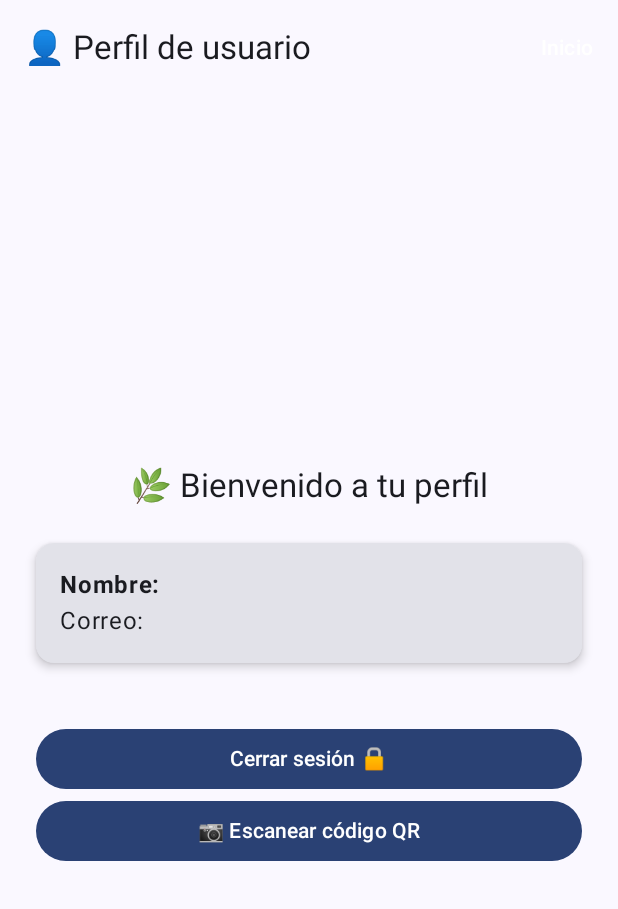
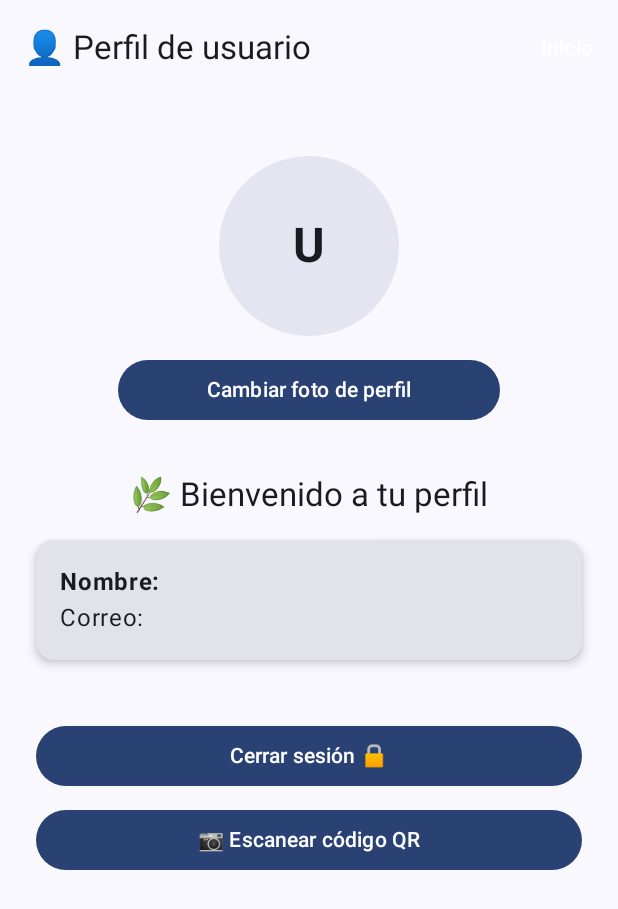
Before and after one commit to eduvidal777/camarafinalAPPmobiles, an Android app built with Jetpack Compose: the PerfilScreen screen opened through its navigation route, on a phone screen of 412 x 824 dp. Shown: the top 909 px of the screen. Run offline under Robolectric (Android 15) with nearby library versions, the phone set to English and light mode, and no system bars; our stand-ins replace Room's generated code.

Commit message:
con camara de user

```diff
--- a/app/src/main/java/com/example/huertoavance8/ui/screens/perfil/PerfilScreen.kt
+++ b/app/src/main/java/com/example/huertoavance8/ui/screens/perfil/PerfilScreen.kt
@@ -1,14 +1,21 @@
 package com.example.huertoavance8.ui.screens.perfil
 
+import androidx.activity.compose.rememberLauncherForActivityResult
+import androidx.activity.result.contract.ActivityResultContracts
+import androidx.compose.foundation.background
 import androidx.compose.foundation.layout.*
+import androidx.compose.foundation.shape.CircleShape
 import androidx.compose.material3.*
 import androidx.compose.runtime.*
+import androidx.compose.runtime.saveable.rememberSaveable
 import androidx.compose.ui.Alignment
 import androidx.compose.ui.Modifier
+import androidx.compose.ui.draw.clip
 import androidx.compose.ui.platform.LocalContext
 import androidx.compose.ui.text.font.FontWeight
 import androidx.compose.ui.unit.dp
 import androidx.navigation.NavController
+import coil.compose.AsyncImage
 import com.example.huertoavance8.data.repository.UsuarioRepository
 import kotlinx.coroutines.launch
 
@@ -23,13 +30,24 @@ fun PerfilScreen(navController: NavController) {
     var usuarioNombre by remember { mutableStateOf("") }
     var usuarioCorreo by remember { mutableStateOf("") }
 
+    // 🔹 Foto de perfil SOLO en memoria (no se guarda en Room)
+    var fotoUri by rememberSaveable { mutableStateOf<String?>(null) }
+
+    // Launcher para abrir la galería
+    val launcher = rememberLauncherForActivityResult(
+        contract = ActivityResultContracts.GetContent()
+    ) { uri ->
+        fotoUri = uri?.toString()   // guardamos el string del Uri en memoria
+    }
+
     // Cargar usuario desde la BD (el primero encontrado)
     LaunchedEffect(Unit) {
         scope.launch {
             val usuarios = repository.getAll()
             if (usuarios.isNotEmpty()) {
-                usuarioNombre = usuarios.last().nombre   // último usuario registrado
-                usuarioCorreo = usuarios.last().correo
+                val ultimo = usuarios.last()       // último usuario registrado
+                usuarioNombre = ultimo.nombre
+                usuarioCorreo = ultimo.correo
             }
         }
     }
@@ -52,10 +70,52 @@ fun PerfilScreen(navController: NavController) {
                 .padding(padding)
                 .padding(24.dp),
             horizontalAlignment = Alignment.CenterHorizontally,
-            verticalArrangement = Arrangement.Center
+            verticalArrangement = Arrangement.Top
         ) {
+
+            Spacer(modifier = Modifier.height(16.dp))
+
+            // 🔹 AVATAR / FOTO DE PERFIL
+            Box(
+                modifier = Modifier
+                    .size(120.dp)
+                    .clip(CircleShape)
+                    .background(
+                        MaterialTheme.colorScheme.primary.copy(alpha = 0.1f)
+                    ),
+                contentAlignment = Alignment.Center
+            ) {
+                if (fotoUri != null) {
+                    AsyncImage(
+                        model = fotoUri,
+                        contentDescription = "Foto de perfil",
+                        modifier = Modifier
+                            .fillMaxSize()
+                            .clip(CircleShape)
+                    )
+                } else {
+                    // Inicial del usuario o una U por defecto
+                    Text(
+                        text = (usuarioNombre.firstOrNull() ?: 'U').uppercaseChar().toString(),
+                        style = MaterialTheme.typography.headlineLarge,
+                        fontWeight = FontWeight.Bold
+                    )
+                }
+            }
+
+            Spacer(modifier = Modifier.height(12.dp))
+
+            Button(
+                onClick = { launcher.launch("image/*") },
+                modifier = Modifier.fillMaxWidth(0.7f)
+            ) {
+                Text("Cambiar foto de perfil")
+            }
+
+            Spacer(modifier = Modifier.height(32.dp))
+
             Text("🌿 Bienvenido a tu perfil", style = MaterialTheme.typography.titleLarge)
-            Spacer(modifier = Modifier.height(24.dp))
+            Spacer(modifier = Modifier.height(16.dp))
 
             Card(
                 modifier = Modifier.fillMaxWidth(),
@@ -75,7 +135,6 @@ fun PerfilScreen(navController: NavController) {
             // 🔹 Botón cerrar sesión
             Button(
                 onClick = {
-                    // “Cerrar sesión” → vuelve al Login
                     navController.navigate("login") {
                         popUpTo("home") { inclusive = true }
                     }
@@ -84,13 +143,15 @@ fun PerfilScreen(navController: NavController) {
             ) {
                 Text("Cerrar sesión 🔒")
             }
+
+            Spacer(modifier = Modifier.height(8.dp))
+
             Button(
                 onClick = { navController.navigate("scanner") },
                 modifier = Modifier.fillMaxWidth()
             ) {
                 Text("📷 Escanear código QR")
             }
-
         }
     }
 }
```
